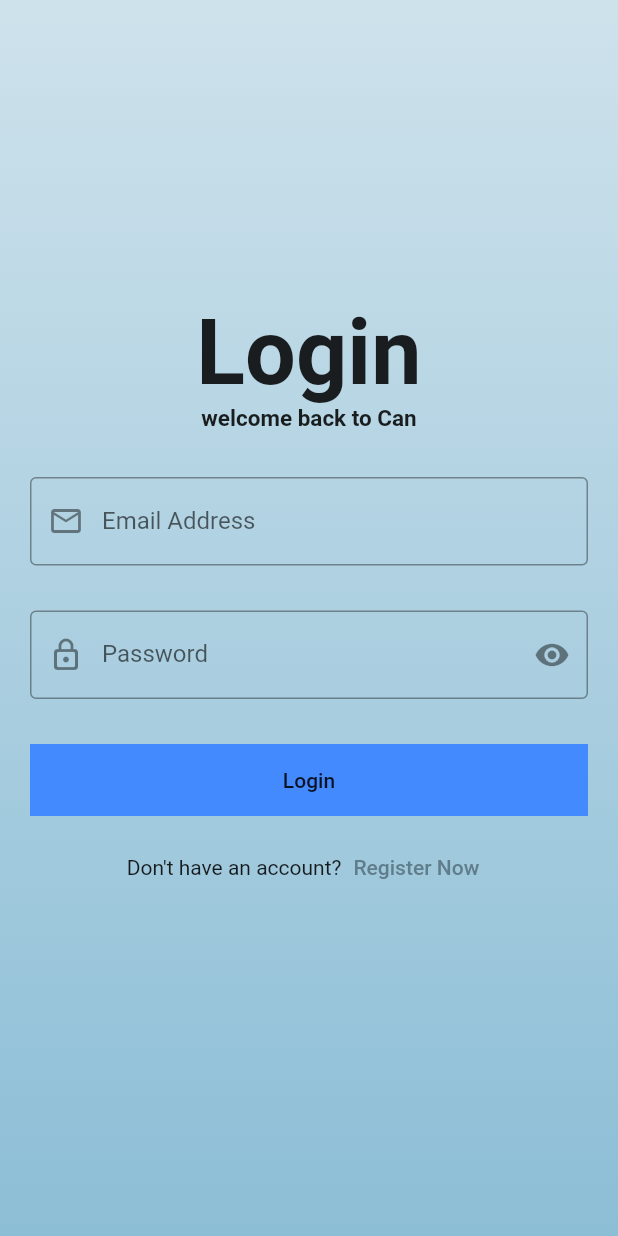
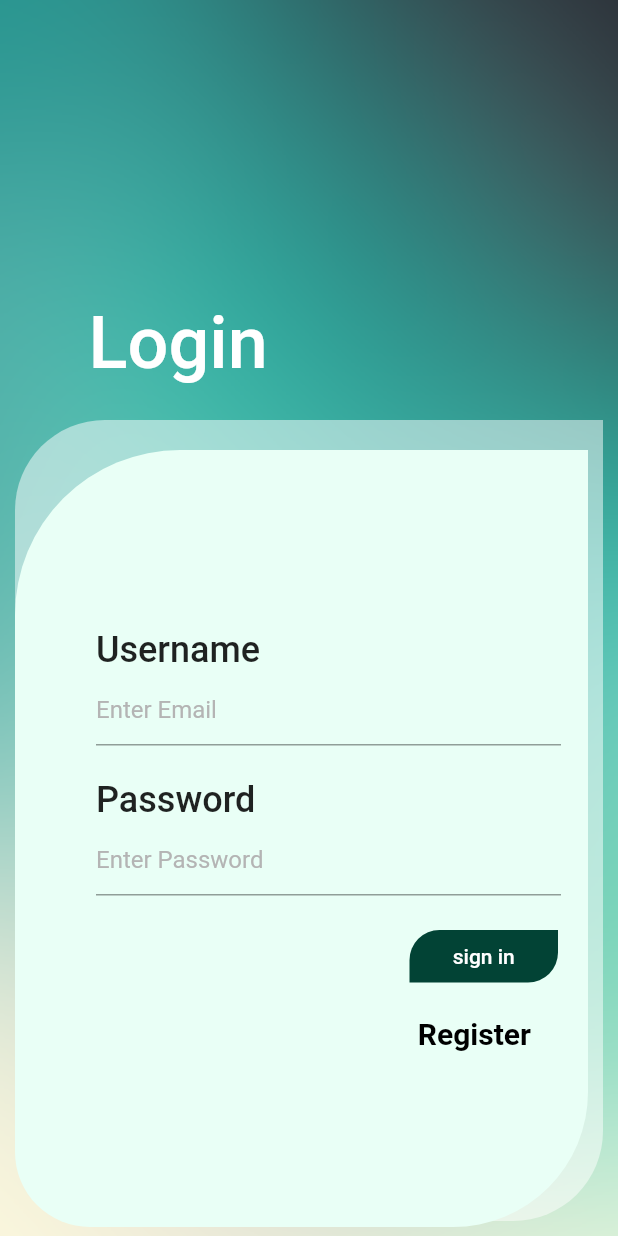
Before and after one commit to salmasaad2000/CanApp, a Flutter app: the screen it shows after launch, after a tap on "LOGIN", on a phone screen of 412 x 824 dp. Run offline on Flutter 3.47's test engine with Material 2 defaults, Android fonts, the phone set to English and light mode, and no system bars; our stand-ins replace equatable, flutter_linkify, image_picker.

Commit message:
Ui Update

```diff
--- a/lib/screens/Login_Screen.dart
+++ /dev/null
@@ -1,162 +0,0 @@
-import 'package:can/screens/Home_Screen.dart';
-import 'package:can/screens/Register_Screen.dart';
-import 'package:flutter/material.dart';
-import 'package:flutter/services.dart';
-
-class LoginScreen extends StatefulWidget {
-  @override
-  State<LoginScreen> createState() => _LoginScreenState();
-}
-
-class _LoginScreenState extends State<LoginScreen> {
-  var emailController = TextEditingController();
-
-  var passwordController = TextEditingController();
-
-  @override
-  Widget build(BuildContext context) {
-    return Scaffold(
-      body: AnnotatedRegion<SystemUiOverlayStyle>(
-        value: SystemUiOverlayStyle.light,
-        child: GestureDetector(
-          child: Stack(
-            children: <Widget>[
-              Container(
-                height: double.infinity,
-                width: double.infinity,
-                decoration: BoxDecoration(
-                  gradient: LinearGradient(
-                    begin: Alignment.topCenter,
-                    end: Alignment.bottomCenter,
-                    colors: [
-                      Color(0x668cbed6),
-                      Color(0x998cbed6),
-                      Color(0xcc8cbed6),
-                      Color(0xff8cbed6),
-                    ],
-                  ),
-                  color: Colors.lightBlue[100],
-                ),
-                child: Padding(
-                  padding: const EdgeInsets.symmetric(
-                    horizontal: 20,
-                    vertical: 200,
-                  ),
-                  child: SingleChildScrollView(
-                    child: Container(
-                      child: Column(
-                        crossAxisAlignment: CrossAxisAlignment.center,
-                        children: [
-                          Text(
-                            'Login',
-                            style: TextStyle(
-                              fontSize: 60.0,
-                              fontWeight: FontWeight.bold,
-                            ),
-                          ),
-                          Text(
-                            'welcome back to Can',
-                            style: TextStyle(
-                              fontSize: 15.0,
-                              fontWeight: FontWeight.bold,
-                            ),
-                          ),
-                          SizedBox(
-                            height: 30.0,
-                          ),
-                          TextFormField(
-                            controller: emailController,
-                            keyboardType: TextInputType.emailAddress,
-                            onFieldSubmitted: (value) {
-                              print(value);
-                            },
-                            onChanged: (value) {
-                              print(value);
-                            },
-                            decoration: InputDecoration(
-                              labelText: 'Email Address',
-                              prefixIcon: Icon(
-                                Icons.email_outlined,
-                              ),
-                              border: OutlineInputBorder(),
-                            ),
-                          ),
-                          SizedBox(
-                            height: 30.0,
-                          ),
-                          TextFormField(
-                            controller: passwordController,
-                            keyboardType: TextInputType.visiblePassword,
-                            obscureText: true,
-                            onFieldSubmitted: (value) {
-                              print(value);
-                            },
-                            onChanged: (value) {
-                              print(value);
-                            },
-                            decoration: InputDecoration(
-                              labelText: 'Password',
-                              prefixIcon: Icon(
-                                Icons.lock_outline_rounded,
-                              ),
-                              suffixIcon: Icon(Icons.remove_red_eye),
-                              border: OutlineInputBorder(),
-                            ),
-                          ),
-                          SizedBox(
-                            height: 30.0,
-                          ),
-                          Container(
-                            width: double.infinity,
-                            color: Colors.blueAccent,
-                            child: MaterialButton(
-                              onPressed: () {
-                                Navigator.push(
-                                    context,
-                                    MaterialPageRoute(
-                                        builder: (context) => HomeScreen()));
-                              },
-                              child: Text(
-                                'Login',
-                              ),
-                            ),
-                          ),
-                          SizedBox(
-                            height: 10.0,
-                          ),
-                          Row(
-                            mainAxisAlignment: MainAxisAlignment.center,
-                            children: [
-                              Text(
-                                'Don\'t have an account?',
-                              ),
-                              TextButton(
-                                onPressed: () {
-                                  Navigator.push(
-                                      context,
-                                      MaterialPageRoute(
-                                        builder: (context) => Register(),
-                                      ));
-                                },
-                                child: Text(
-                                  'Register Now',
-                                  style: TextStyle(
-                                    color: Colors.blueGrey,
-                                  ),
-                                ),
-                              ),
-                            ],
-                          ),
-                        ],
-                      ),
-                    ),
-                  ),
-                ),
-              ),
-            ],
-          ),
-        ),
-      ),
-    );
-  }
-}
--- a/lib/screens/Options.dart
+++ b/lib/screens/Options.dart
@@ -1,4 +1,5 @@
-import 'package:can/screens/Login_Screen.dart';
+import 'package:can/screens/login_screen/Login_Screen.dart';
+import 'package:can/screens/Register_Screen.dart';
 import 'package:flutter/material.dart';
 
 class Options extends StatelessWidget {
@@ -8,13 +9,21 @@ class Options extends StatelessWidget {
   Widget build(BuildContext context) {
     return SafeArea(
         child: Scaffold(
-        backgroundColor: Colors.cyan,
-        body: Center(
+      body: GestureDetector(
+        child: Stack(children: <Widget>[
+          Container(
+              decoration: BoxDecoration(
+                  image: DecorationImage(
+                image: AssetImage('assets/images/primaryBg.png'),
+                fit: BoxFit.cover,
+              )),
+              child: Stack(children: <Widget>[])),
+          Center(
             child: Column(
               mainAxisAlignment: MainAxisAlignment.center,
               children: [
                 CircleAvatar(
-                backgroundColor: Colors.greenAccent[400],
+                  backgroundColor: Colors.transparent,
                   radius: 80,
                   child: Container(
                       height: 200,
@@ -30,11 +39,8 @@ class Options extends StatelessWidget {
                   margin: EdgeInsets.symmetric(horizontal: 16, vertical: 10),
                   child: TextButton(
                     onPressed: () {
-                    Navigator.push(
-                        context,
-                        MaterialPageRoute(
-                        builder: (context) => LoginScreen()
-                    ));
+                      Navigator.push(context,
+                          MaterialPageRoute(builder: (context) => LoginPage()));
                     },
                     child: Text(
                       'LOGIN',
@@ -52,11 +58,10 @@ class Options extends StatelessWidget {
                   width: double.infinity,
                   margin: EdgeInsets.symmetric(horizontal: 16, vertical: 10),
                   child: TextButton(
-                  onPressed: () { Navigator.push(
-                      context,
-                      MaterialPageRoute(
-                          builder: (context) => LoginScreen()
-                      ));},
+                    onPressed: () {
+                      Navigator.push(context,
+                          MaterialPageRoute(builder: (context) => Register()));
+                    },
                     child: Text(
                       'REGISTER',
                       style: TextStyle(
@@ -71,7 +76,8 @@ class Options extends StatelessWidget {
               ],
             ),
           ),
+        ]),
       ),
-    );
+    ));
   }
 }
--- a/lib/screens/Register_Screen.dart
+++ b/lib/screens/Register_Screen.dart
@@ -1,8 +1,6 @@
 import 'package:can/screens/Home_Screen.dart';
-import 'package:can/screens/Login_Screen.dart';
+import 'package:can/screens/login_screen/Login_Screen.dart';
 import 'package:flutter/material.dart';
-import 'package:flutter/services.dart';
-
 class Register extends StatefulWidget {
   const Register({Key? key}) : super(key: key);
 
@@ -19,28 +17,17 @@ class _RegisterState extends State<Register> {
   @override
   Widget build(BuildContext context) {
     return Scaffold(
-      body: AnnotatedRegion<SystemUiOverlayStyle>(
-        value: SystemUiOverlayStyle.light,
-        child: GestureDetector(
+        body: GestureDetector(
       child: Stack(
         children: <Widget>[
           Container(
-                height: double.infinity,
-                width: double.infinity,
               decoration: BoxDecoration(
-                  gradient: LinearGradient(
-                    begin: Alignment.topCenter,
-                    end: Alignment.bottomCenter,
-                    colors: [
-                      Color(0x668cbed6),
-                      Color(0x998cbed6),
-                      Color(0xcc8cbed6),
-                      Color(0xff8cbed6),
-                    ],
-                  ),
-                  // color: Colors.lightBlue[100],
-                ),
-                child: Padding(
+                  image: DecorationImage(
+                image: AssetImage('assets/images/primaryBg.png'),
+                fit: BoxFit.cover,
+              )),
+              child: Stack(children: <Widget>[])),
+          Padding(
             padding: const EdgeInsets.symmetric(
               horizontal: 20,
               vertical: 100,
@@ -171,7 +158,7 @@ class _RegisterState extends State<Register> {
                             Navigator.push(
                               context,
                               MaterialPageRoute(
-                                        builder: (context) => LoginScreen()),
+                                  builder: (context) => LoginPage()),
                             );
                           },
                           child: Text(
@@ -186,11 +173,8 @@ class _RegisterState extends State<Register> {
               ),
             ),
           ),
-              ),
         ],
       ),
-        ),
-      ),
-    );
+    ));
   }
 }
--- a/lib/screens/Splash_Screen.dart
+++ b/lib/screens/Splash_Screen.dart
@@ -1,6 +1,5 @@
 import 'package:can/screens/Options.dart';
 import 'package:flutter/material.dart';
-import 'package:flutter/services.dart';
 
 class SplashScreen extends StatefulWidget {
   const SplashScreen({Key? key}) : super(key: key);
@@ -29,29 +28,18 @@ class _SplashScreenState extends State<SplashScreen> {
   Widget build(BuildContext context) {
     return SafeArea(
       child: Scaffold(
-            body: AnnotatedRegion<SystemUiOverlayStyle>(
-                value: SystemUiOverlayStyle.light,
-                child: GestureDetector(
+          body: GestureDetector(
         child: Stack(children: <Widget>[
           Container(
-                      height: double.infinity,
-                      width: double.infinity,
               decoration: BoxDecoration(
-                        gradient: LinearGradient(
-                          begin: Alignment.topCenter,
-                          end: Alignment.bottomCenter,
-                          colors: [
-                            Color(0x668cbed6),
-                            Color(0x998cbed6),
-                            Color(0xcc8cbed6),
-                            Color(0xff8cbed6),
-                          ],
-                        ),
-                        // color: Colors.lightBlue[100],
-                      ),
-                      child: Center(
+                  image: DecorationImage(
+                image: AssetImage('assets/images/primaryBg.png'),
+                fit: BoxFit.cover,
+              )),
+              child: Stack(children: <Widget>[])),
+          Center(
             child: CircleAvatar(
-                          backgroundColor: Colors.greenAccent[400],
+              backgroundColor: Colors.transparent,
               radius: 80,
               child: Container(
                   height: 200,
@@ -61,8 +49,8 @@ class _SplashScreenState extends State<SplashScreen> {
                   )),
             ),
           ),
-                    ),
         ]),
-                ))));
+      )),
+    );
   }
 }
--- /dev/null
+++ b/lib/screens/login_screen/Layer_three.dart
@@ -0,0 +1,22 @@
+import 'package:flutter/material.dart';
+
+import 'color.dart';
+
+class LayerTwo extends StatelessWidget {
+  @override
+  Widget build(BuildContext context) {
+    return Container(
+      width: 399,
+      height: 584,
+      decoration: BoxDecoration(
+        color: layerTwoBg,
+        borderRadius: BorderRadius.only(
+
+          topLeft: Radius.circular(110.0),
+          bottomRight: Radius.circular(90.0),
+          bottomLeft: Radius.circular(50.0),
+        ),
+      ),
+    );
+  }
+}
--- /dev/null
+++ b/lib/screens/login_screen/Layer_two.dart
@@ -0,0 +1,111 @@
+
+import 'package:can/screens/Home_Screen.dart';
+import 'package:can/screens/Register_Screen.dart';
+import 'package:can/screens/login_screen/color.dart';
+import 'package:flutter/material.dart';
+
+class LayerThree extends StatelessWidget {
+  @override
+  Widget build(BuildContext context) {
+    return Container(
+      height: 584,
+      width: MediaQuery.of(context).size.width,
+      child: Stack(
+        children: <Widget>[
+          Positioned(
+            left: 59,
+            top: 99,
+            child: Text(
+              'Username',
+              style: TextStyle(fontSize: 24, fontWeight: FontWeight.w500),
+            ),
+          ),
+          Positioned(
+              left: 59,
+              top: 129,
+              child: Container(
+                width: 310,
+                child: TextField(
+                  decoration: InputDecoration(
+                    border: UnderlineInputBorder(),
+                    hintText: 'Enter Email',
+                    hintStyle: TextStyle(color: hintText),
+                  ),
+                ),
+              )),
+          Positioned(
+            left: 59,
+            top: 199,
+            child: Text(
+              'Password',
+              style: TextStyle(fontSize: 24, fontWeight: FontWeight.w500),
+            ),
+          ),
+          Positioned(
+              left: 59,
+              top: 229,
+              child: Container(
+                width: 310,
+                child: TextField(
+                  decoration: InputDecoration(
+                    border: UnderlineInputBorder(),
+                    hintText: 'Enter Password',
+                    hintStyle: TextStyle(color: hintText),
+                  ),
+                ),
+              )),
+          Positioned(
+            top: 345,
+            right: 40,
+            child: TextButton(
+              onPressed: () {
+                Navigator.push(
+                  context,
+                  MaterialPageRoute(
+                      builder: (context) => Register()),
+                );
+              },
+              child: Text(
+                'Register',
+                style: TextStyle(color: Colors.black,
+                fontWeight: FontWeight.bold,
+                fontSize: 20),
+              ),
+            ),
+          ),
+          Positioned(
+            right: 30,
+            top: 300,
+
+            child: Container(
+              width: 99,
+              height: 35,
+              decoration: BoxDecoration(
+                color: signInButton,
+                borderRadius: BorderRadius.only(
+                    topLeft: Radius.circular(20),
+                    bottomRight: Radius.circular(20)),
+              ),
+              child: MaterialButton(
+                onPressed: () {
+                  Navigator.push(
+                    context,
+                    MaterialPageRoute(
+                        builder: (context) => HomeScreen()),
+                  );
+                },
+                child: Text(
+                  'sign in',
+                  style: TextStyle(color: Colors.white),
+                ),
+              ),
+            ),
+          ),
+
+
+
+        ],
+      ),
+    );
+  }
+}
--- /dev/null
+++ b/lib/screens/login_screen/Login_Screen.dart
@@ -0,0 +1,37 @@
+import 'package:can/screens/login_screen/Layer_three.dart';
+import 'package:can/screens/login_screen/Layer_two.dart';
+import 'package:can/screens/login_screen/layer_one.dart';
+import 'package:flutter/material.dart';
+
+class LoginPage extends StatelessWidget {
+  @override
+  Widget build(BuildContext context) {
+    return Scaffold(
+      body: Container(
+        decoration: BoxDecoration(
+            image: DecorationImage(
+              image: AssetImage('assets/images/primaryBg.png'),
+              fit: BoxFit.cover,
+            )),
+        child: Stack(
+          children: <Widget>[
+            Positioned(
+
+                top: 200,
+                left: 59,
+                child: Container(
+                  child: Text(
+                    'Login',
+                    style: TextStyle(
+                        fontSize: 48,
+                        fontWeight: FontWeight.w500,
+                        color: Colors.white),
+                  ),
+                )),
+            Positioned(top: 280, right: 10, bottom: 10, left: 10, child: LayerOne()),
+            Positioned(top: 300, right: 20, bottom: 6, left: 10, child: LayerTwo()),
+            Positioned(top: 320, right: 10, bottom: 50, left: 5, child: LayerThree()),
+          ],
+        ),
+      ),
+    );}}
--- /dev/null
+++ b/lib/screens/login_screen/color.dart
@@ -0,0 +1,14 @@
+import 'package:flutter/material.dart';
+
+const Color transparent = Color(0x00000000);
+const Color layerOneBg = Color(0x80FFFFFF);
+const Color layerTwoBg = Color(0xFFE9FFF6);
+
+const Color forgotPasswordText = Color(0xFF024335);
+const Color signInButton = Color(0xFF024335);
+
+const Color checkbox = Color(0xFF024335);
+const Color signInBox = Color(0xFF024335);
+
+const Color hintText = Color(0xFFB4B4B4);
+const Color inputBorder = Color(0xFF707070);
--- /dev/null
+++ b/lib/screens/login_screen/layer_one.dart
@@ -0,0 +1,20 @@
+import 'package:can/screens/login_screen/color.dart';
+import 'package:flutter/material.dart';
+
+class LayerOne extends StatelessWidget {
+  @override
+  Widget build(BuildContext context) {
+    return Container(
+      width: MediaQuery.of(context).size.width,
+      height: 700,
+      decoration: BoxDecoration(
+        color: layerOneBg,
+        borderRadius: BorderRadius.only(
+          bottomLeft: Radius.circular(80),
+            topLeft: Radius.circular(60.0),
+            bottomRight: Radius.circular(60.0)
+        ),
+      ),
+    );
+  }
+}
```
Also changed, not shown: assets/images/primary.png (added), assets/images/primaryBg.png (added). Lines whose indentation alone changed are shown as unchanged.
